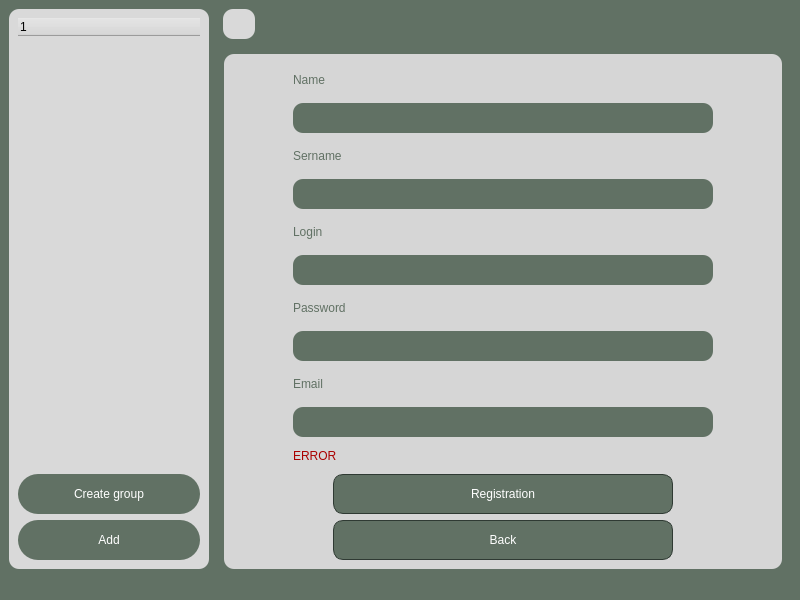
The window that SimpleChat/mainwindow.ui (Ssssvhhhhh/SimpleChat) describes before a commit, drawn with Qt 5.
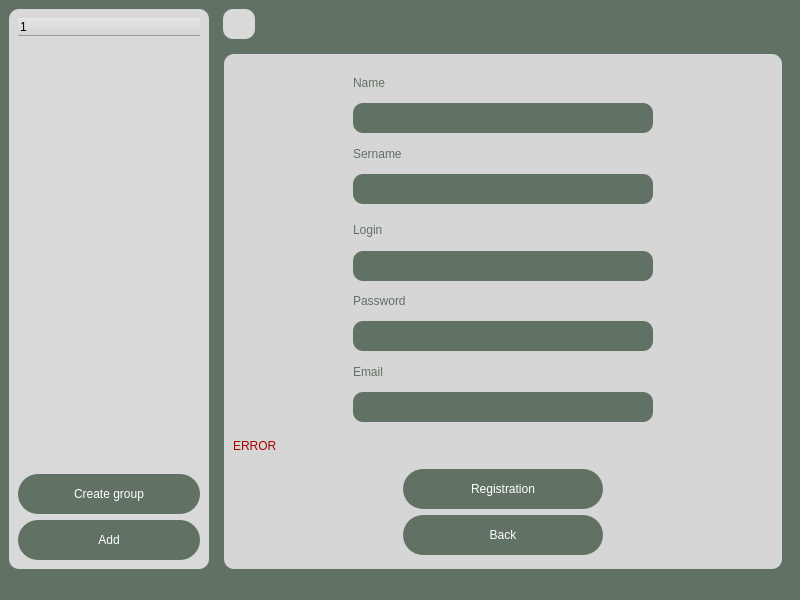
The same window after the commit. The open tabs and pages were chosen to show the change. Icons and pictures are not drawn.

What changed in the file:
```diff
--- a/SimpleChat/mainwindow.ui
+++ b/SimpleChat/mainwindow.ui
@@ -223,6 +223,9 @@
          </property>
          <widget class="QWidget" name="pageServerSettings">
           <layout class="QVBoxLayout" name="verticalLayout_6">
+           <property name="bottomMargin">
+            <number>0</number>
+           </property>
            <item>
             <widget class="QFrame" name="frameAddServer">
              <property name="styleSheet">
@@ -951,9 +954,16 @@
             <number>0</number>
            </property>
            <item>
-            <widget class="QFrame" name="frame">
+            <widget class="QFrame" name="frameReg">
              <property name="styleSheet">
-              <string notr="true">background-color: rgb(214, 214, 214);</string>
+              <string notr="true">#frameReg
+{
+background-color: rgb(214, 214, 214);
+
+border-image: url(reg.png) 0 0 0 0 stretch stretch;
+}
+
+</string>
              </property>
              <property name="frameShape">
               <enum>QFrame::Shape::StyledPanel</enum>
@@ -984,9 +994,17 @@
                  <layout class="QVBoxLayout" name="verticalLayout_14">
                   <item>
                    <widget class="QLabel" name="label_4">
+                    <property name="maximumSize">
+                     <size>
+                      <width>300</width>
+                      <height>30</height>
+                     </size>
+                    </property>
                     <property name="styleSheet">
                      <string notr="true">font: 18pt &quot;Segoe UI&quot;;
-color: rgb(97, 113, 100);</string>
+color: rgb(97, 113, 100);
+background-color: none;
+</string>
                     </property>
                     <property name="text">
                      <string>Name</string>
@@ -1001,17 +1019,35 @@
                       <height>30</height>
                      </size>
                     </property>
+                    <property name="maximumSize">
+                     <size>
+                      <width>300</width>
+                      <height>16777215</height>
+                     </size>
+                    </property>
                     <property name="styleSheet">
                      <string notr="true">background-color: rgb(97, 113, 100);
-border-radius: 10px;</string>
+border-radius: 10px;
+
+color: rgb(217, 217, 217);
+font: 12pt &quot;Segoe UI&quot;;
+padding-left: 10px;  
+</string>
                     </property>
                    </widget>
                   </item>
                   <item>
                    <widget class="QLabel" name="label_5">
+                    <property name="maximumSize">
+                     <size>
+                      <width>300</width>
+                      <height>30</height>
+                     </size>
+                    </property>
                     <property name="styleSheet">
                      <string notr="true">font: 18pt &quot;Segoe UI&quot;;
-color: rgb(97, 113, 100);</string>
+color: rgb(97, 113, 100);
+background-color: none;</string>
                     </property>
                     <property name="text">
                      <string>Sername</string>
@@ -1026,17 +1062,41 @@
                       <height>30</height>
                      </size>
                     </property>
+                    <property name="maximumSize">
+                     <size>
+                      <width>300</width>
+                      <height>16777215</height>
+                     </size>
+                    </property>
                     <property name="styleSheet">
                      <string notr="true">background-color: rgb(97, 113, 100);
-border-radius: 10px;</string>
+border-radius: 10px;
+
+color: rgb(217, 217, 217);
+font: 12pt &quot;Segoe UI&quot;;
+padding-left: 10px;  
+</string>
                     </property>
                    </widget>
                   </item>
                   <item>
                    <widget class="QLabel" name="label_8">
+                    <property name="minimumSize">
+                     <size>
+                      <width>0</width>
+                      <height>35</height>
+                     </size>
+                    </property>
+                    <property name="maximumSize">
+                     <size>
+                      <width>300</width>
+                      <height>30</height>
+                     </size>
+                    </property>
                     <property name="styleSheet">
                      <string notr="true">font: 18pt &quot;Segoe UI&quot;;
-color: rgb(97, 113, 100);</string>
+color: rgb(97, 113, 100);
+background-color: none;</string>
                     </property>
                     <property name="text">
                      <string>Login</string>
@@ -1051,17 +1111,35 @@
                       <height>30</height>
                      </size>
                     </property>
+                    <property name="maximumSize">
+                     <size>
+                      <width>300</width>
+                      <height>16777215</height>
+                     </size>
+                    </property>
                     <property name="styleSheet">
                      <string notr="true">background-color: rgb(97, 113, 100);
-border-radius: 10px;</string>
+border-radius: 10px;
+
+color: rgb(217, 217, 217);
+font: 12pt &quot;Segoe UI&quot;;
+padding-left: 10px;  
+</string>
                     </property>
                    </widget>
                   </item>
                   <item>
                    <widget class="QLabel" name="label_6">
+                    <property name="maximumSize">
+                     <size>
+                      <width>300</width>
+                      <height>30</height>
+                     </size>
+                    </property>
                     <property name="styleSheet">
                      <string notr="true">font: 18pt &quot;Segoe UI&quot;;
-color: rgb(97, 113, 100);</string>
+color: rgb(97, 113, 100);
+background-color: none;</string>
                     </property>
                     <property name="text">
                      <string>Password</string>
@@ -1076,17 +1154,35 @@
                       <height>30</height>
                      </size>
                     </property>
+                    <property name="maximumSize">
+                     <size>
+                      <width>300</width>
+                      <height>16777215</height>
+                     </size>
+                    </property>
                     <property name="styleSheet">
                      <string notr="true">background-color: rgb(97, 113, 100);
-border-radius: 10px;</string>
+border-radius: 10px;
+
+color: rgb(217, 217, 217);
+font: 12pt &quot;Segoe UI&quot;;
+padding-left: 10px;  
+</string>
                     </property>
                    </widget>
                   </item>
                   <item>
                    <widget class="QLabel" name="label_7">
+                    <property name="maximumSize">
+                     <size>
+                      <width>300</width>
+                      <height>30</height>
+                     </size>
+                    </property>
                     <property name="styleSheet">
                      <string notr="true">font: 18pt &quot;Segoe UI&quot;;
-color: rgb(97, 113, 100);</string>
+color: rgb(97, 113, 100);
+background-color: none;</string>
                     </property>
                     <property name="text">
                      <string>Email</string>
@@ -1101,30 +1197,21 @@
                       <height>30</height>
                      </size>
                     </property>
-                    <property name="styleSheet">
-                     <string notr="true">background-color: rgb(97, 113, 100);
-border-radius: 10px;</string>
-                    </property>
-                   </widget>
-                  </item>
-                  <item>
-                   <widget class="QLabel" name="labelError_2">
                     <property name="maximumSize">
                      <size>
-                      <width>16777215</width>
-                      <height>25</height>
+                      <width>300</width>
+                      <height>16777215</height>
                      </size>
                     </property>
                     <property name="styleSheet">
-                     <string notr="true">text-align: center;
-color: rgb(170, 0, 0);
-font: 12pt &quot;Segoe UI&quot;;
+                     <string notr="true">background-color: rgb(97, 113, 100);
+border-radius: 10px;
 
+color: rgb(217, 217, 217);
+font: 12pt &quot;Segoe UI&quot;;
+padding-left: 10px;  
 </string>
                     </property>
-                    <property name="text">
-                     <string>ERROR</string>
-                    </property>
                    </widget>
                   </item>
                  </layout>
@@ -1135,7 +1222,7 @@
                    <enum>Qt::Orientation::Horizontal</enum>
                   </property>
                   <property name="sizeType">
-                   <enum>QSizePolicy::Policy::Fixed</enum>
+                   <enum>QSizePolicy::Policy::Preferred</enum>
                   </property>
                   <property name="sizeHint" stdset="0">
                    <size>
@@ -1147,6 +1234,26 @@
                 </item>
                </layout>
               </item>
+              <item>
+               <widget class="QLabel" name="labelError_2">
+                <property name="maximumSize">
+                 <size>
+                  <width>300</width>
+                  <height>25</height>
+                 </size>
+                </property>
+                <property name="styleSheet">
+                 <string notr="true">text-align: center;
+color: rgb(170, 0, 0);
+font: 12pt &quot;Segoe UI&quot;;
+background-color:none;
+</string>
+                </property>
+                <property name="text">
+                 <string>ERROR</string>
+                </property>
+               </widget>
+              </item>
               <item>
                <layout class="QHBoxLayout" name="horizontalLayout_6">
                 <item>
@@ -1175,24 +1282,30 @@
                       <height>40</height>
                      </size>
                     </property>
+                    <property name="maximumSize">
+                     <size>
+                      <width>200</width>
+                      <height>16777215</height>
+                     </size>
+                    </property>
                     <property name="styleSheet">
                      <string notr="true">QPushButton {
 color: rgb(255, 255, 255);
 background-color: #617164;
-border: 1px solid #2f3a33;   
-border-radius: 10px;                    
+
+border-radius: 20px;                    
 }
 QPushButton:hover {
 color: rgb(255, 255, 255);
 background-color: #69816D;
-border: none;
-border-radius: 10px;                    
+
+border-radius: 20px;                    
 }
 QPushButton:pressed  {
 color: rgb(255, 255, 255);
 background-color: #3B433C;
 border: none;
-border-radius: 10px;                    
+border-radius: 20px;                    
 }</string>
                     </property>
                     <property name="text">
@@ -1208,24 +1321,30 @@
                       <height>40</height>
                      </size>
                     </property>
+                    <property name="maximumSize">
+                     <size>
+                      <width>200</width>
+                      <height>16777215</height>
+                     </size>
+                    </property>
                     <property name="styleSheet">
                      <string notr="true">QPushButton {
 color: rgb(255, 255, 255);
 background-color: #617164;
-border: 1px solid #2f3a33;   
-border-radius: 10px;                    
+
+border-radius: 20px;                    
 }
 QPushButton:hover {
 color: rgb(255, 255, 255);
 background-color: #69816D;
-border: none;
-border-radius: 10px;                    
+
+border-radius: 20px;                    
 }
 QPushButton:pressed  {
 color: rgb(255, 255, 255);
 background-color: #3B433C;
 border: none;
-border-radius: 10px;                    
+border-radius: 20px;                    
 }</string>
                     </property>
                     <property name="text">
@@ -1259,7 +1378,7 @@
           </layout>
          </widget>
          <widget class="QWidget" name="pageCreateGroupChat">
-          <layout class="QVBoxLayout" name="verticalLayout_8">
+          <layout class="QVBoxLayout" name="verticalLayout_13">
            <item>
             <layout class="QHBoxLayout" name="horizontalLayout_4">
              <item>
@@ -1278,12 +1397,16 @@
                <property name="minimumSize">
                 <size>
                  <width>0</width>
-                 <height>25</height>
+                 <height>40</height>
                 </size>
                </property>
                <property name="styleSheet">
                 <string notr="true">background-color: rgb(217, 217, 217);
-border-radius: 10px;</string>
+color: rgb(97, 113, 100);
+font: 12pt &quot;Segoe UI&quot;;
+border-radius: 20px;                  
+padding-left: 10px;  
+</string>
                </property>
               </widget>
              </item>
@@ -1311,70 +1434,120 @@
             </widget>
            </item>
            <item>
-            <widget class="QPushButton" name="pushButtonSendGroupData">
-             <property name="minimumSize">
-              <size>
-               <width>0</width>
-               <height>25</height>
-              </size>
-             </property>
-             <property name="styleSheet">
-              <string notr="true">QPushButton {
-color: rgb(255, 255, 255);
-background-color: #617164;
-border: 1px solid #2f3a33;   
+            <layout class="QHBoxLayout" name="horizontalLayout_11">
+             <item>
+              <spacer name="horizontalSpacer_14">
+               <property name="orientation">
+                <enum>Qt::Orientation::Horizontal</enum>
+               </property>
+               <property name="sizeType">
+                <enum>QSizePolicy::Policy::Preferred</enum>
+               </property>
+               <property name="sizeHint" stdset="0">
+                <size>
+                 <width>70</width>
+                 <height>20</height>
+                </size>
+               </property>
+              </spacer>
+             </item>
+             <item>
+              <layout class="QVBoxLayout" name="verticalLayout_8">
+               <item>
+                <widget class="QPushButton" name="pushButtonSendGroupData">
+                 <property name="minimumSize">
+                  <size>
+                   <width>300</width>
+                   <height>40</height>
+                  </size>
+                 </property>
+                 <property name="maximumSize">
+                  <size>
+                   <width>400</width>
+                   <height>16777215</height>
+                  </size>
+                 </property>
+                 <property name="styleSheet">
+                  <string notr="true">QPushButton {
+background-color: rgb(217, 217, 217);
+	color: rgb(97, 113, 100);
 border-radius: 10px;                    
 }
 QPushButton:hover {
-color: rgb(255, 255, 255);
-background-color: #69816D;
+	color: rgb(97, 113, 100);
+background-color: #E4E4E4;
 border: none;
 border-radius: 10px;                    
 }
 QPushButton:pressed  {
-color: rgb(255, 255, 255);
-background-color: #3B433C;
+	color: rgb(97, 113, 100);
+background-color: #A4A4A4;
 border: none;
 border-radius: 10px;                    
 }</string>
-             </property>
-             <property name="text">
-              <string>Create</string>
-             </property>
-            </widget>
-           </item>
-           <item>
-            <widget class="QPushButton" name="pushButtonBackToChats">
-             <property name="minimumSize">
-              <size>
-               <width>0</width>
-               <height>25</height>
-              </size>
-             </property>
-             <property name="styleSheet">
-              <string notr="true">QPushButton {
-color: rgb(255, 255, 255);
-background-color: #617164;
-border: 1px solid #2f3a33;   
+                 </property>
+                 <property name="text">
+                  <string>Create</string>
+                 </property>
+                </widget>
+               </item>
+               <item>
+                <widget class="QPushButton" name="pushButtonBackToChats">
+                 <property name="minimumSize">
+                  <size>
+                   <width>300</width>
+                   <height>40</height>
+                  </size>
+                 </property>
+                 <property name="maximumSize">
+                  <size>
+                   <width>400</width>
+                   <height>16777215</height>
+                  </size>
+                 </property>
+                 <property name="styleSheet">
+                  <string notr="true">QPushButton {
+background-color: rgb(217, 217, 217);
+	color: rgb(97, 113, 100);
 border-radius: 10px;                    
 }
 QPushButton:hover {
-color: rgb(255, 255, 255);
-background-color: #69816D;
+	color: rgb(97, 113, 100);
+background-color: #E4E4E4;
 border: none;
 border-radius: 10px;                    
 }
 QPushButton:pressed  {
-color: rgb(255, 255, 255);
-background-color: #3B433C;
+	color: rgb(97, 113, 100);
+background-color: #A4A4A4;
 border: none;
 border-radius: 10px;                    
 }</string>
-             </property>
-             <property name="text">
-              <string>Back</string>
-             </property>
-            </widget>
+                 </property>
+                 <property name="text">
+                  <string>Back</string>
+                 </property>
+                </widget>
+               </item>
+              </layout>
+             </item>
+             <item>
+              <spacer name="horizontalSpacer_15">
+               <property name="orientation">
+                <enum>Qt::Orientation::Horizontal</enum>
+               </property>
+               <property name="sizeType">
+                <enum>QSizePolicy::Policy::Preferred</enum>
+               </property>
+               <property name="sizeHint" stdset="0">
+                <size>
+                 <width>70</width>
+                 <height>20</height>
+                </size>
+               </property>
+              </spacer>
+             </item>
+            </layout>
            </item>
           </layout>
          </widget>
```
